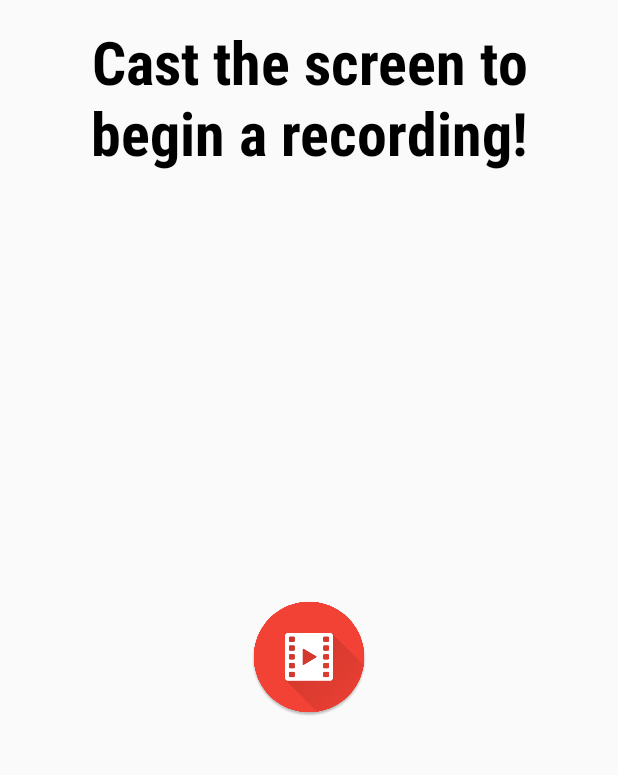
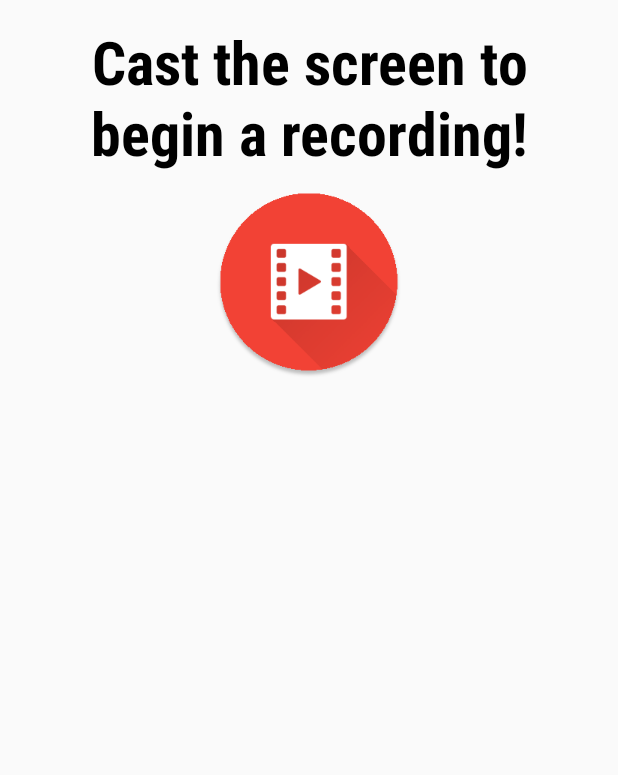
Before and after one commit to almahdi/ScreenRecorder-1, an Android app: the screen it shows after launch (MainActivity), on a phone screen of 412 x 824 dp, the part 84-859 px from its top. Run offline under Robolectric (Android 15) with nearby library versions, the phone set to English and light mode, and no system bars.

Commit message:
change layout

```diff
--- a/app/src/main/res/layout/fragment_main.xml
+++ b/app/src/main/res/layout/fragment_main.xml
@@ -22,11 +22,11 @@
 
     <ImageView
         android:id="@+id/recorderIcon"
-        android:layout_width="fill_parent"
-        android:layout_height="fill_parent"
+        android:layout_width="match_parent"
+        android:layout_height="wrap_content"
 	android:layout_marginTop="120dp"
-	android:layout_marginLeft="150dp"
-	android:layout_marginRight="150dp"
+	android:layout_marginLeft="0dp"
+	android:layout_marginRight="0dp"
         android:src="@drawable/ic_icon"
 	android:gravity="center" />
 
```
Also changed, not shown: app/src/main/res/drawable-xxxhdpi/ic_icon.png (renamed from app/src/main/res/drawable/ic_icon.png).
